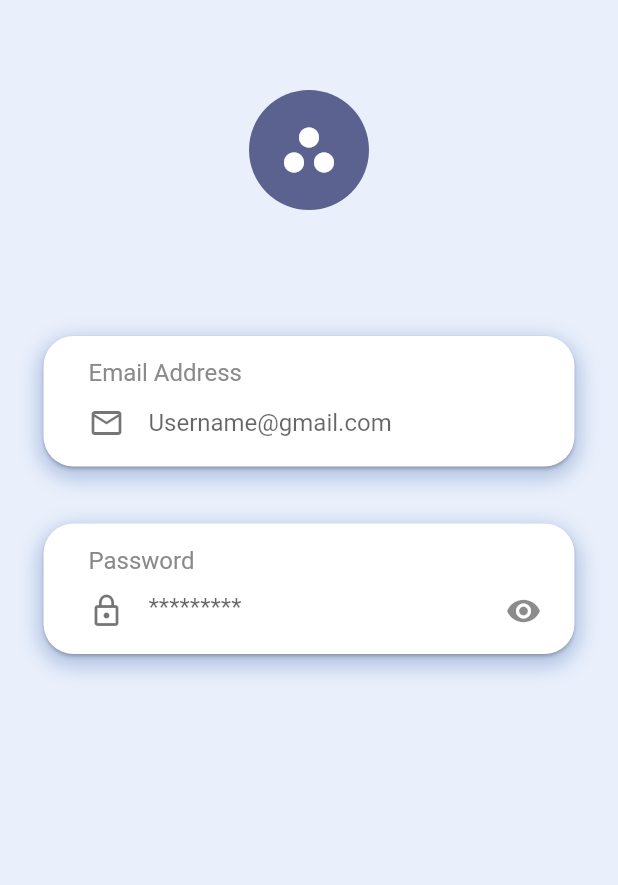
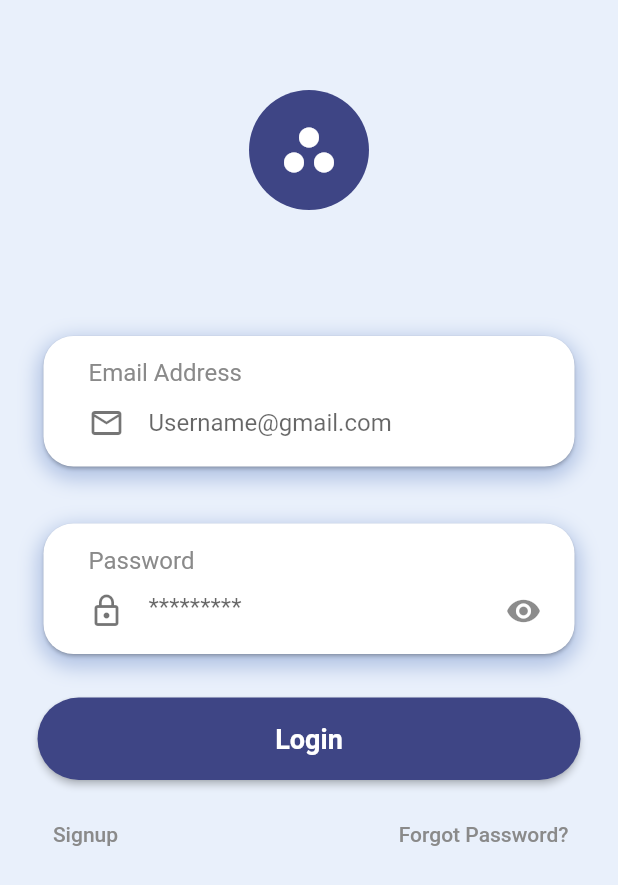
Before and after one commit to gomezjcdev/FlutterDesigns, a Flutter app: the screen it shows after launch, on a phone screen of 412 x 824 dp. Shown: the top 885 px of the screen. Run offline on Flutter 3.47's test engine with Material 2 defaults, Android fonts, the phone set to English and light mode, and no system bars.

Commit message:
finish login design

```diff
--- a/FinancialApp/lib/routes/routes.dart
+++ b/FinancialApp/lib/routes/routes.dart
@@ -1,9 +1,11 @@
 import 'package:flutter/material.dart';
 
+import 'package:financial_app/src/auth/ui/screens/home.dart';
 import 'package:financial_app/src/Auth/ui/screens/login.dart';
 
 Map<String, WidgetBuilder> getApplicationRoutes() {
   return <String, WidgetBuilder> {
-    'login': (_) => const Login()
+    'login': (_) => const Login(),
+    'home': (_) => const Home(),
   };
 }
--- /dev/null
+++ b/FinancialApp/lib/src/auth/ui/screens/home.dart
@@ -0,0 +1,12 @@
+import 'package:flutter/material.dart';
+
+class Home extends StatelessWidget {
+  const Home({Key? key}) : super(key: key);
+
+  @override
+  Widget build(BuildContext context) {
+    return Scaffold(
+      body: Container(),
+    );
+  }
+}
--- a/FinancialApp/lib/src/Auth/ui/screens/login.dart
+++ b/FinancialApp/lib/src/auth/ui/screens/login.dart
@@ -1,3 +1,4 @@
+import 'package:financial_app/src/auth/ui/widgets/main_button.dart';
 import 'package:flutter/material.dart';
 
 import 'package:financial_app/src/Auth/ui/widgets/formfield_container.dart';
@@ -13,12 +14,13 @@ class Login extends StatelessWidget {
     return Scaffold(
       backgroundColor: primaryColor,
       body: SafeArea(
-        child: Center(
+        child: Container(
+          margin: const EdgeInsets.symmetric(horizontal: 25.0),
           child: Column(children: [
             const Padding(padding: EdgeInsets.only(top: 60.0)),
             const CircleAvatar(
               radius: 40.0,
-              backgroundColor: imagesColor,
+              backgroundColor: buttonColor,
               child: Icon(
                 Icons.workspaces_filled,
                 color: whiteColor,
@@ -42,6 +44,35 @@ class Login extends StatelessWidget {
                 isPasswordField: true,
                 showPasswordButton: true,
               ),
+            ),
+            const SizedBox(height: 25.0),
+            MainButton(
+              text: 'Login',
+              onPressed: () => Navigator.pushReplacementNamed(context, 'home')
+            ),
+            const SizedBox(height: 12.0),
+            Row(
+              children: [
+                TextButton(
+                  onPressed: () {},
+                  child: const Text(
+                    'Signup',
+                    style: TextStyle(
+                      color: textColor,
+                    ),
+                  ),
+                ),
+                Expanded(child: Container()),
+                TextButton(
+                  onPressed: () {},
+                  child: const Text(
+                    'Forgot Password?',
+                    style: TextStyle(
+                      color: textColor,
+                    ),
+                  ),
+                )
+              ],
             )
           ]),
         ),
--- a/FinancialApp/lib/src/Auth/ui/widgets/formfield_container.dart
+++ b/FinancialApp/lib/src/auth/ui/widgets/formfield_container.dart
@@ -14,7 +14,6 @@ class FormFieldContainer extends StatelessWidget {
   @override
   Widget build(BuildContext context) {
     return Container(
-      margin: const EdgeInsets.symmetric(horizontal: 25.0),
       decoration: const BoxDecoration(
         borderRadius: BorderRadius.all(Radius.circular(25.0)),
         boxShadow: [
--- /dev/null
+++ b/FinancialApp/lib/src/auth/ui/widgets/main_button.dart
@@ -0,0 +1,36 @@
+import 'package:financial_app/src/utils/colors.dart';
+import 'package:flutter/material.dart';
+
+class MainButton extends StatelessWidget {
+
+  final String text;
+  final Function onPressed;
+
+  const MainButton({
+    Key? key,
+    required this.text,
+    required this.onPressed
+  }) : super(key: key);
+
+  @override
+  Widget build(BuildContext context) {
+    return SizedBox(
+      width: double.infinity,
+      height: 55,
+      child: ElevatedButton(
+        style: ElevatedButton.styleFrom(
+          shape: const StadiumBorder(),
+          primary: buttonColor,
+        ),
+        onPressed: () => onPressed(),
+        child: Text(
+          text,
+          style: const TextStyle(
+              fontSize: 18,
+              fontWeight: FontWeight.bold
+          ),
+        ),
+      ),
+    );
+  }
+}
--- a/FinancialApp/lib/src/utils/colors.dart
+++ b/FinancialApp/lib/src/utils/colors.dart
@@ -6,4 +6,5 @@ const imagesColor    = Color(0xFF5B628F);
 const actionsColor   = Color(0xFF0D0F35);
 const textColor      = Color(0xFF8A8A8A);
 const whiteColor     = Color(0xFFFFFFFF);
+const buttonColor    = Color(0xFF3E4585);
 const colorBlack     = Colors.black54;
```
Also changed, not shown: FinancialApp/lib/src/auth/ui/widgets/formfield.dart (renamed from FinancialApp/lib/src/Auth/ui/widgets/formfield.dart).
